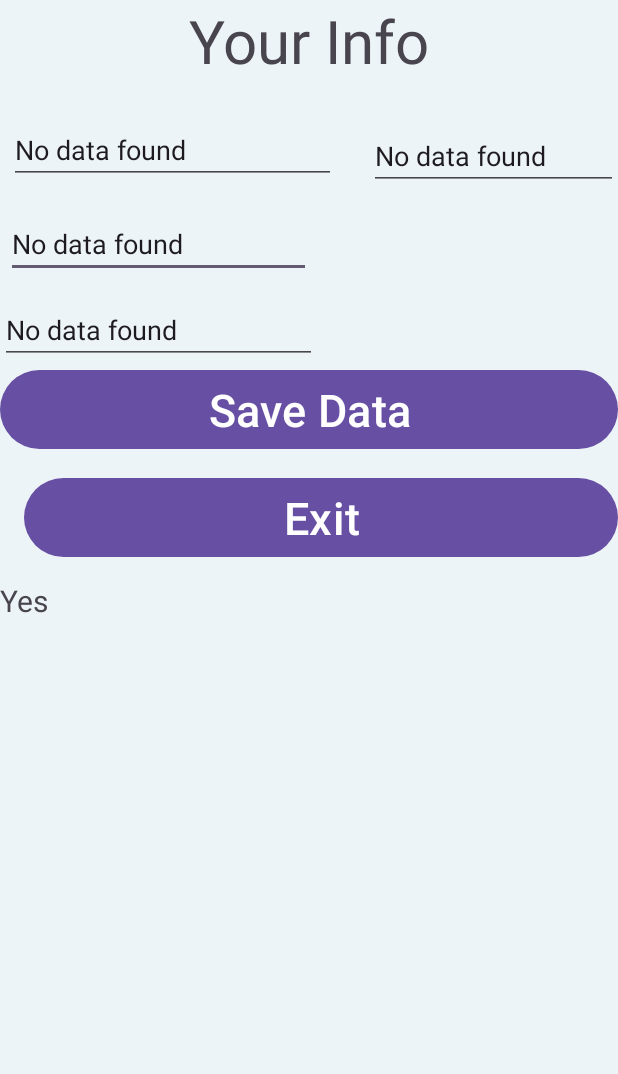
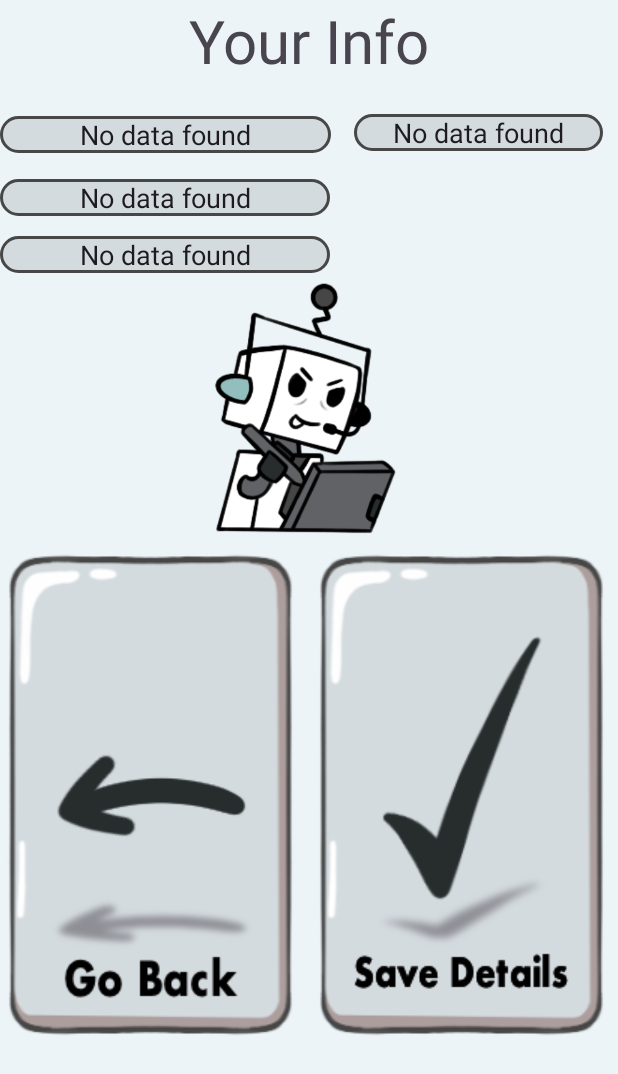
Before and after one commit to PlanetLumi/Aiapplication, an Android app: the DataCollect screen opened directly, with no data from a screen before it, on a phone screen of 412 x 824 dp. Shown: the top 1074 px of the screen. Run offline under Robolectric (Android 15) with nearby library versions, the phone set to English and light mode, and no system bars.

Commit message:
Finished Data Collect

```diff
--- a/app/src/main/res/layout/data_collect.xml
+++ b/app/src/main/res/layout/data_collect.xml
@@ -1,20 +1,33 @@
 <?xml version="1.0" encoding="utf-8"?>
 <RelativeLayout xmlns:android="http://schemas.android.com/apk/res/android"
+    xmlns:app="http://schemas.android.com/apk/res-auto"
     android:layout_width="match_parent"
     android:layout_height="match_parent"
-    android:paddingLeft="16dp"
-    android:paddingRight="16dp"
+    xmlns:tools="http://schemas.android.com/tools"
     android:background="@color/greybase"
     android:id="@+id/datacollect">
 
+    <ImageView
+        android:id="@+id/workingHard2"
+        android:layout_width="match_parent"
+        android:layout_height="187dp"
+        android:layout_below="@id/title"
+        android:layout_marginTop="123dp"
+        android:text=""
+        app:srcCompat="@drawable/workinghard"
+        tools:layout_editor_absoluteX="14dp"
+        tools:layout_editor_absoluteY="64dp" />
+
     <EditText
         android:id="@+id/SName"
-        android:layout_width="203dp"
+        android:layout_width="220dp"
         android:layout_height="wrap_content"
         android:layout_below="@id/FName"
         android:layout_alignParentLeft="true"
-        android:layout_marginLeft="4dp"
+        android:layout_marginLeft="0dp"
+        android:gravity="center"
         android:layout_marginTop="17dp"
+        android:background="@drawable/popup_round"
         android:hint="Surname" />
 
     <TextView
@@ -29,14 +42,16 @@
 
     <EditText
         android:id="@+id/FName"
-        android:layout_width="201dp"
+        android:layout_width="220dp"
         android:layout_height="wrap_content"
         android:layout_below="@id/title"
         android:layout_alignParentLeft="true"
-        android:layout_marginLeft="6dp"
+        android:layout_marginLeft="0dp"
         android:layout_marginTop="23dp"
-        android:layout_marginRight="22dp"
+        android:layout_marginRight="15dp"
         android:layout_toLeftOf="@+id/PNumber"
+        android:background="@drawable/popup_round"
+        android:gravity="center"
         android:hint="First Name" />
 
     <EditText
@@ -45,47 +60,47 @@
         android:layout_height="wrap_content"
         android:layout_below="@id/title"
         android:layout_alignParentRight="true"
-        android:layout_marginTop="27dp"
-        android:layout_marginRight="0dp"
-        android:hint="Phone Number"
-         />
+        android:layout_marginTop="22dp"
+        android:layout_marginRight="10dp"
+        android:background="@drawable/popup_round"
+        android:gravity="center"
+        android:hint="Phone Number" />
 
     <EditText
         android:id="@+id/Address"
-        android:layout_width="211dp"
+        android:layout_width="220dp"
         android:layout_height="wrap_content"
+        android:gravity="center"
         android:layout_below="@id/SName"
-        android:layout_marginTop="12dp"
+        android:layout_marginTop="13dp"
         android:layout_marginRight="41dp"
+        android:background="@drawable/popup_round"
         android:hint="Address" />
-    <Button
-        android:layout_width="500dp"
-        android:layout_height="wrap_content"
+
+    <ImageButton
+        android:id="@+id/saveButton"
+        android:layout_width="200dp"
+        android:layout_height="324dp"
+        android:layout_below="@+id/Address"
+        android:layout_alignEnd="@id/exitButton"
+        android:layout_marginTop="186dp"
+        android:layout_marginEnd="-207dp"
+        android:background="?android:attr/selectableItemBackground"
+        android:src="@drawable/savebutton"
+        android:text="Save Data" />
+
+    <ImageButton
+        android:id="@+id/exitButton"
+        android:layout_width="200dp"
+        android:layout_height="324dp"
         android:layout_below="@id/Address"
-        android:layout_alignParentLeft="true"
-        android:text="Save Data"
-        android:textSize="30dp"
-        android:id="@+id/saveButton"/>
-
-    <Button
-        android:id="@+id/exitButton"
-        android:layout_width="500dp"
-        android:layout_height="wrap_content"
-        android:layout_below="@id/saveButton"
-        android:layout_alignParentLeft="true"
-        android:layout_marginLeft="16dp"
-        android:layout_marginTop="11dp"
+        android:layout_marginStart="0dp"
+        android:layout_marginTop="186dp"
+        android:background="?android:attr/selectableItemBackground"
+        android:src="@drawable/exitbutton"
         android:text="Exit"
-        android:textSize="30dp" />
-
-    <TextView
-        android:id="@+id/testView"
-        android:layout_width="323dp"
-        android:layout_height="310dp"
-        android:layout_below="@id/exitButton"
-        android:layout_marginTop="11dp"
-        android:text="Yes"
-        android:textSize="20dp" />
+        tools:layout_editor_absoluteX="30dp"
+        tools:layout_editor_absoluteY="512dp" />
 
 
 </RelativeLayout>
```
